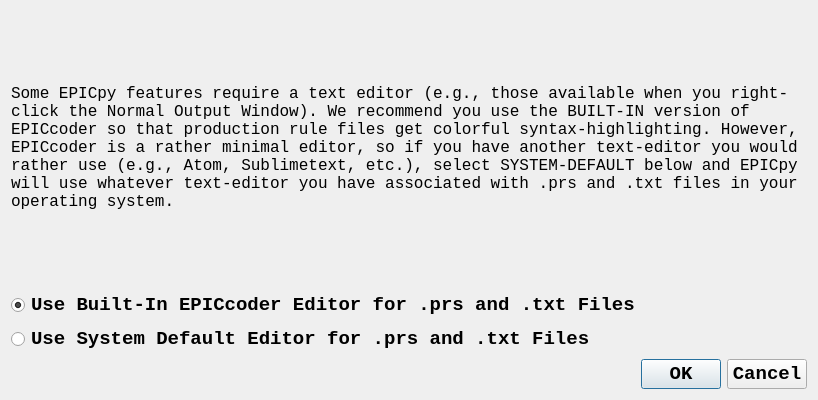
travisseymour/EPICpy, file epicpy/uifiles/texteditorui.ui: the form before one commit.
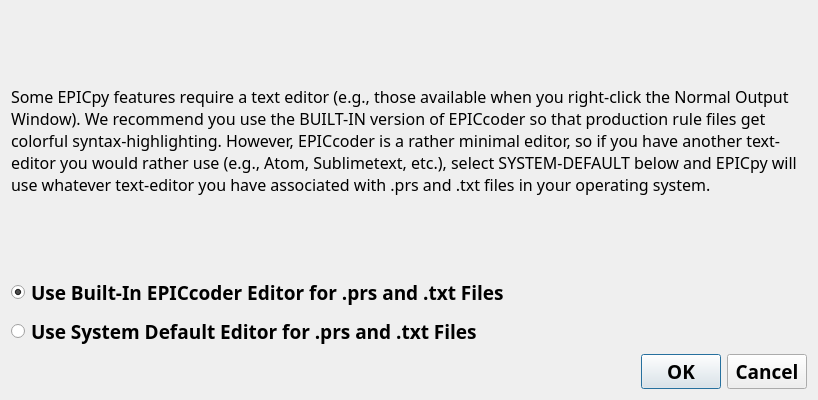
The form after the commit.

```diff
--- a/epicpy/uifiles/texteditorui.ui
+++ b/epicpy/uifiles/texteditorui.ui
@@ -24,7 +24,7 @@
   </property>
   <property name="font">
    <font>
-    <family>Consolas</family>
+    <family>Fira Mono</family>
     <pointsize>12</pointsize>
    </font>
   </property>
@@ -50,9 +50,8 @@
         <widget class="QRadioButton" name="radioButtonBuiltIn">
          <property name="font">
           <font>
-           <family>Consolas</family>
+           <family>Fira Mono</family>
            <pointsize>14</pointsize>
-           <weight>75</weight>
            <bold>true</bold>
           </font>
          </property>
@@ -74,7 +73,7 @@
         <spacer name="horizontalSpacer_2">
          <property name="font">
           <font>
-           <family>Consolas</family>
+           <family>Fira Mono</family>
            <pointsize>12</pointsize>
           </font>
          </property>
@@ -97,9 +96,8 @@
         <widget class="QRadioButton" name="radioButtonDefault">
          <property name="font">
           <font>
-           <family>Consolas</family>
+           <family>Fira Mono</family>
            <pointsize>14</pointsize>
-           <weight>75</weight>
            <bold>true</bold>
           </font>
          </property>
@@ -118,7 +116,7 @@
         <spacer name="horizontalSpacer_4">
          <property name="font">
           <font>
-           <family>Consolas</family>
+           <family>Fira Mono</family>
            <pointsize>12</pointsize>
           </font>
          </property>
@@ -141,7 +139,7 @@
         <spacer name="horizontalSpacer_3">
          <property name="font">
           <font>
-           <family>Consolas</family>
+           <family>Fira Mono</family>
            <pointsize>12</pointsize>
           </font>
          </property>
@@ -160,9 +158,8 @@
         <widget class="QPushButton" name="pushButtonOK">
          <property name="font">
           <font>
-           <family>Consolas</family>
+           <family>Fira Mono</family>
            <pointsize>14</pointsize>
-           <weight>75</weight>
            <bold>true</bold>
           </font>
          </property>
@@ -175,9 +172,8 @@
         <widget class="QPushButton" name="pushButtonCancel">
          <property name="font">
           <font>
-           <family>Consolas</family>
+           <family>Fira Mono</family>
            <pointsize>14</pointsize>
-           <weight>75</weight>
            <bold>true</bold>
           </font>
          </property>
```
